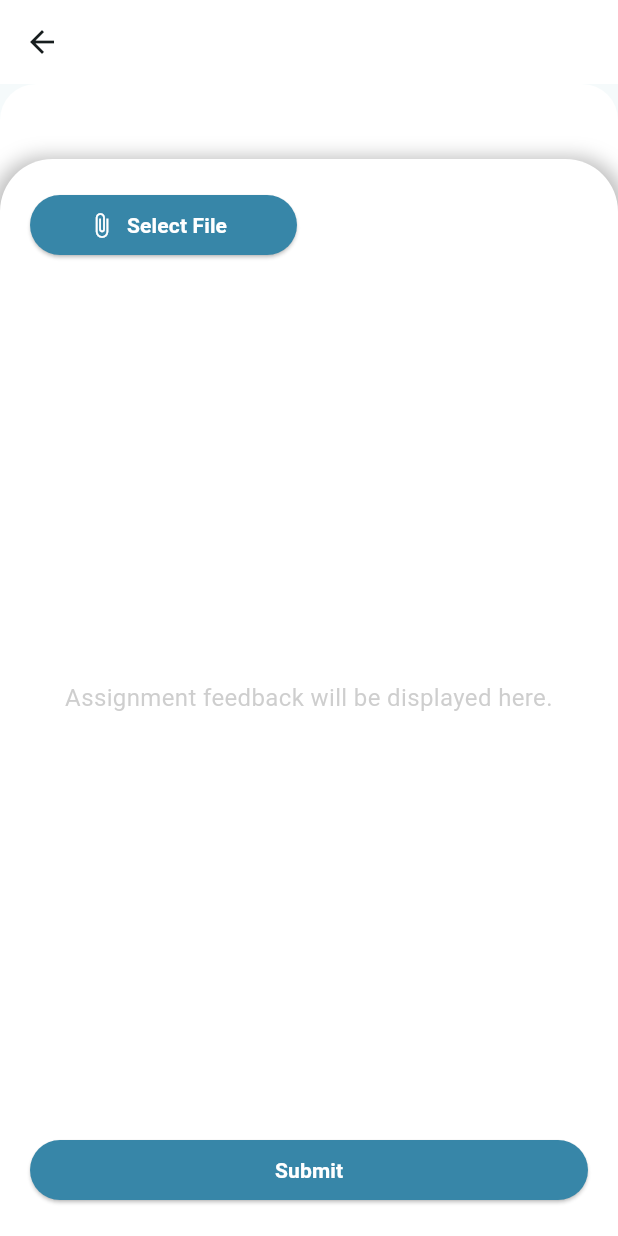
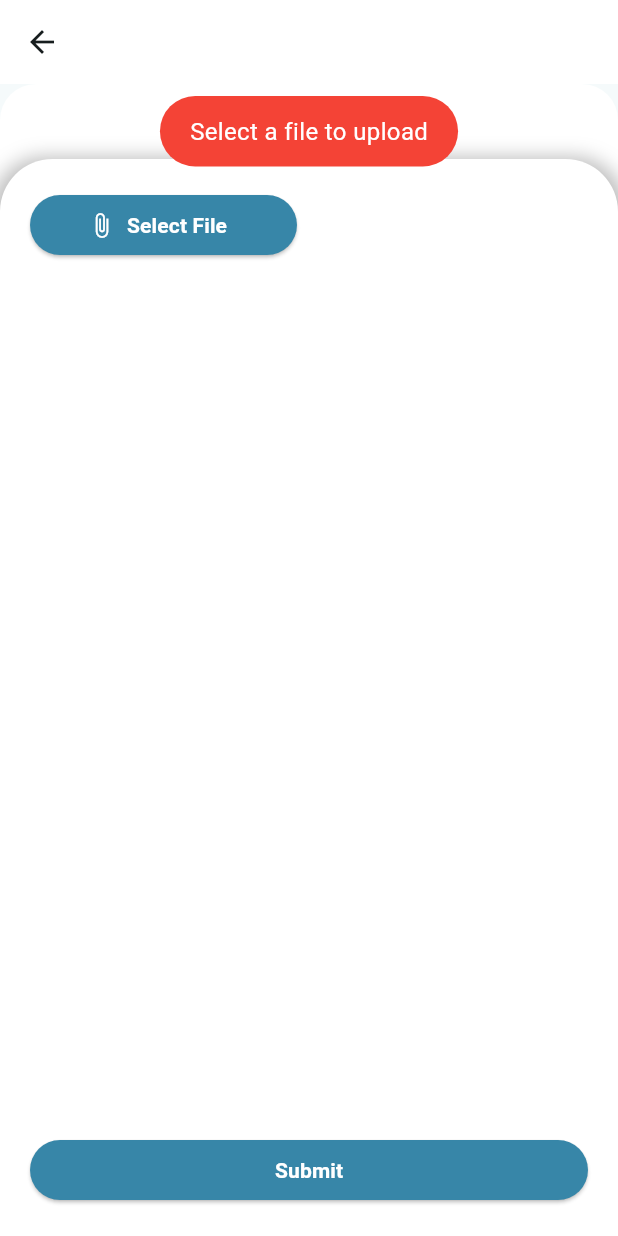
Before and after one commit to ali-mansour21/Studify-App, a Flutter app: the AssignmentDetailScreen screen opened directly with empty values, after a tap on "Submit", on a phone screen of 412 x 824 dp. Run offline on Flutter 3.47's test engine with Material 3 defaults, Android fonts, the phone set to English and light mode, and no system bars; our stand-ins replace camera, file_picker, firebase_core, firebase_messaging, fluttertoast, image_picker and 2 more; missing offline and left inert: flutter_pdfview; accounts and stored records are empty; project files that could hold a hidden picture were left out.

Commit message:
Add the submit functionality

```diff
--- a/mobile/lib/screens/assignment_detail_screen.dart
+++ b/mobile/lib/screens/assignment_detail_screen.dart
@@ -322,11 +322,11 @@ class _AssignmentDetailScreenState extends State<AssignmentDetailScreen> {
                                 fontWeight: FontWeight.w600,
                               ),
                             ),
-                            onPressed: () {
-                              _pickFile();
-                            },
+                            onPressed: _isUploading ? null : _pickFile,
                             style: ElevatedButton.styleFrom(
-                              backgroundColor: const Color(0xFF3786A8),
+                              backgroundColor: _isUploading
+                                  ? Colors.grey
+                                  : const Color(0xFF3786A8),
                             ),
                           ),
                         ),
@@ -344,8 +344,10 @@ class _AssignmentDetailScreenState extends State<AssignmentDetailScreen> {
                     ),
                     Expanded(
                       child: Center(
-                        child: Text(
-                          "Assignment feedback will be displayed here.",
+                        child: _isLoading
+                            ? const CircularProgressIndicator()
+                            : Text(
+                                assignmentModel.feedback,
                                 style: TextStyle(
                                     fontSize: 16,
                                     color: Colors.grey.withOpacity(0.5)),
@@ -357,9 +359,14 @@ class _AssignmentDetailScreenState extends State<AssignmentDetailScreen> {
                       width: double.infinity,
                       child: ElevatedButton(
                         style: ElevatedButton.styleFrom(
-                            backgroundColor: const Color(0xFF3786A8)),
-                        onPressed: () {
-                          // Implement your submit functionality here
+                          backgroundColor: _isUploading
+                              ? Colors.grey
+                              : const Color(0xFF3786A8),
+                        ),
+                        onPressed: _isUploading
+                            ? null
+                            : () {
+                                _uploadFile(context);
                               },
                         child: const Text(
                           "Submit",
```
Lines whose indentation alone changed are shown as unchanged.
